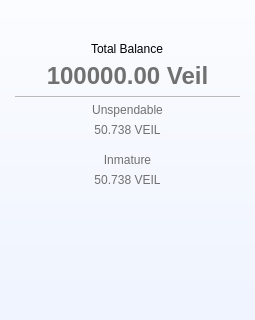
The window that src/qt/veil/forms/balance.ui (Veil-Project/veil) describes before a commit, drawn with Qt 5; both pictures show x 0 to 255 and y 114 to 434 of the 255 by 640 pixel window.
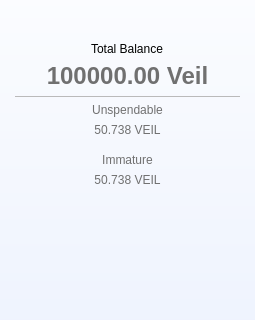
The same window after the commit. Icons and pictures are not drawn.

Patch:
```diff
--- a/src/qt/veil/forms/balance.ui
+++ b/src/qt/veil/forms/balance.ui
@@ -246,7 +246,7 @@
 color: #707070;</string>
               </property>
               <property name="text">
-               <string>Inmature</string>
+               <string>Immature</string>
               </property>
               <property name="alignment">
                <set>Qt::AlignCenter</set>
```
Left out of the diff: 10 changed lines with no effect on the pictures.
